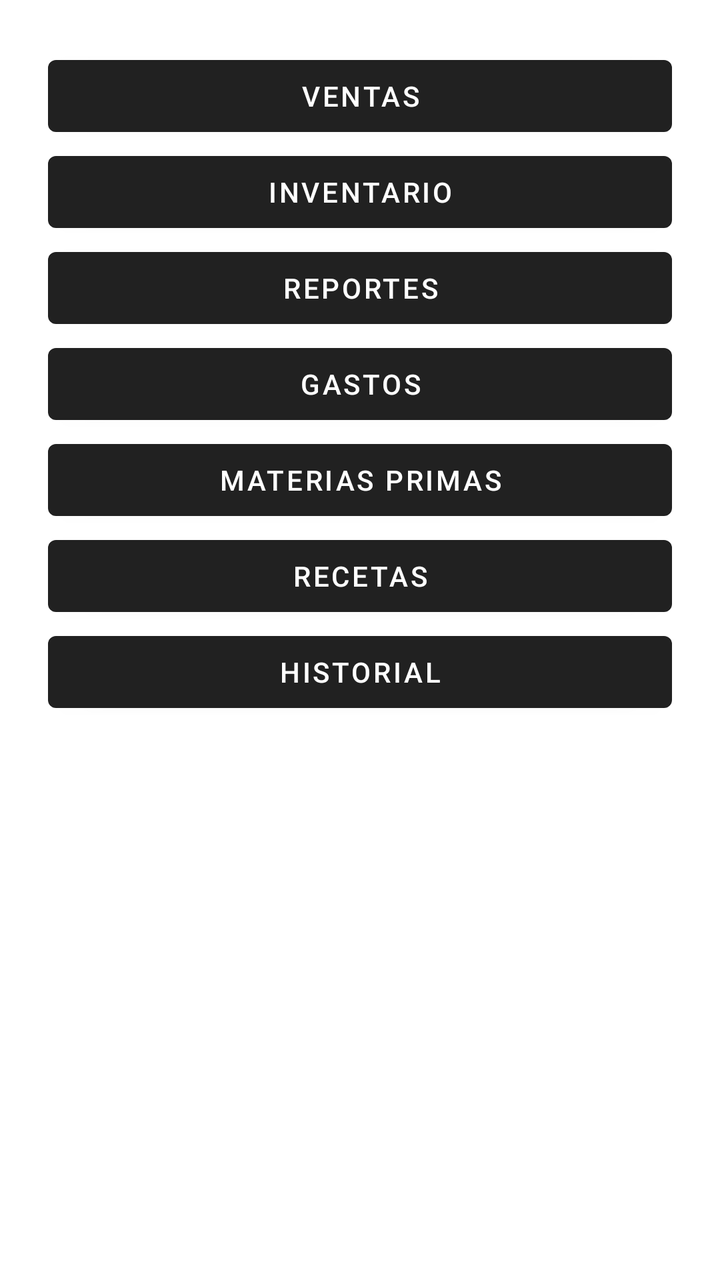
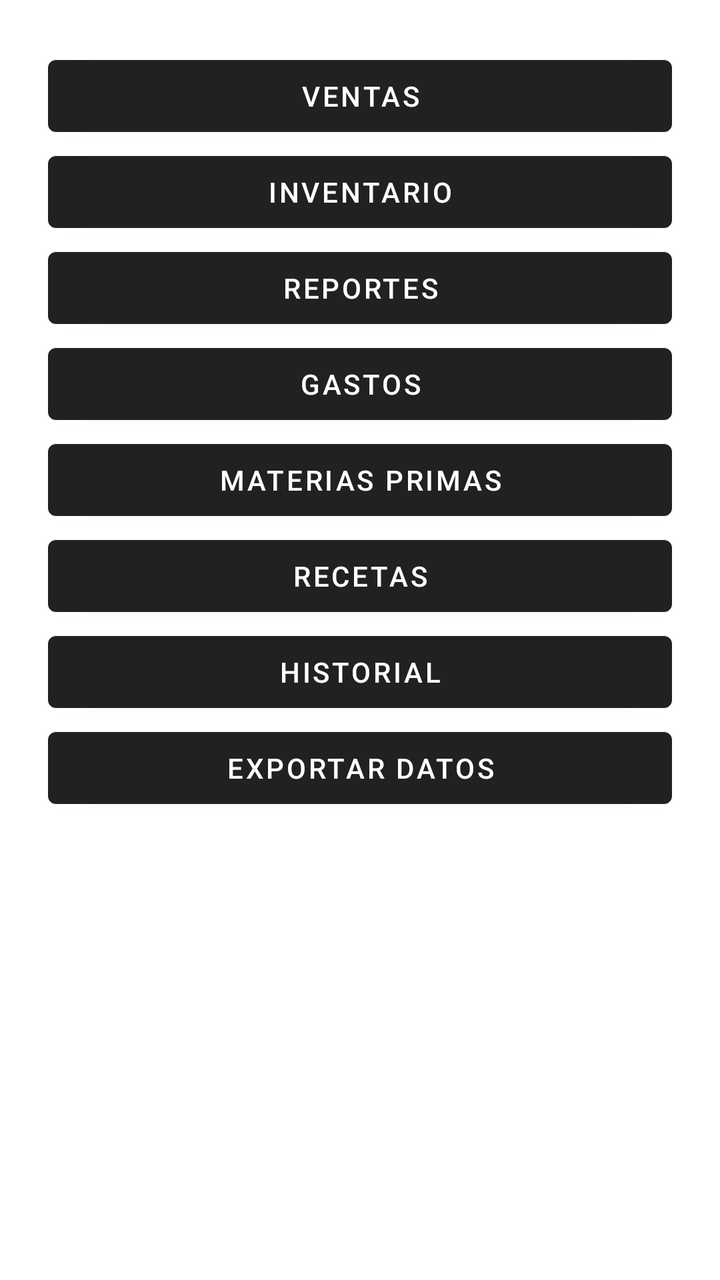

An Android layout rendered at two revisions. The XML below is the earlier revision; the diff shows what the commit changed to produce the second picture.
<!-- AndroidManifest.xml: application theme Theme.MaterialComponents.DayNight.DarkActionBar -->
<!-- res/layout/activity_main.xml -->
<?xml version="1.0" encoding="utf-8"?>
<LinearLayout
    xmlns:android="http://schemas.android.com/apk/res/android"
    android:orientation="vertical"
    android:padding="24dp"
    android:layout_width="match_parent"
    android:layout_height="match_parent">

    <Button
        android:id="@+id/btnVentas"
        android:layout_width="match_parent"
        android:layout_height="wrap_content"
        android:text="Ventas"/>

    <Button
        android:id="@+id/btnInventario"
        android:layout_width="match_parent"
        android:layout_height="wrap_content"
        android:text="Inventario"/>

    <Button
        android:id="@+id/btnReportes"
        android:layout_width="match_parent"
        android:layout_height="wrap_content"
        android:text="Reportes"/>

    <Button
        android:id="@+id/btnGastos"
        android:text="Gastos"
        android:layout_width="match_parent"
        android:layout_height="wrap_content"/>

    <Button
        android:id="@+id/btnMaterias"
        android:text="Materias Primas"
        android:layout_width="match_parent"
        android:layout_height="wrap_content"/>

    <Button
        android:id="@+id/btnRecetas"
        android:text="Recetas"
        android:layout_width="match_parent"
        android:layout_height="wrap_content"/>

    <Button
        android:id="@+id/btnHistorial"
        android:text="Historial"
        android:layout_width="match_parent"
        android:layout_height="wrap_content"/>
    
    <TextView
        android:id="@+id/txtResultado"
        android:layout_width="match_parent"
        android:layout_height="wrap_content"
        android:textSize="18sp"
        android:paddingTop="20dp"/>

</LinearLayout>
<!-- resources referenced by this layout -->
<resources>

</resources>

<!-- the commit's change to res/layout/activity_main.xml (unified diff, before → after) -->
@@ -47,6 +47,12 @@
         android:text="Historial"
         android:layout_width="match_parent"
         android:layout_height="wrap_content"/>
+
+    <Button
+        android:id="@+id/btnExportar"
+        android:text="Exportar Datos"
+        android:layout_width="match_parent"
+        android:layout_height="wrap_content"/>
     
     <TextView
         android:id="@+id/txtResultado"
